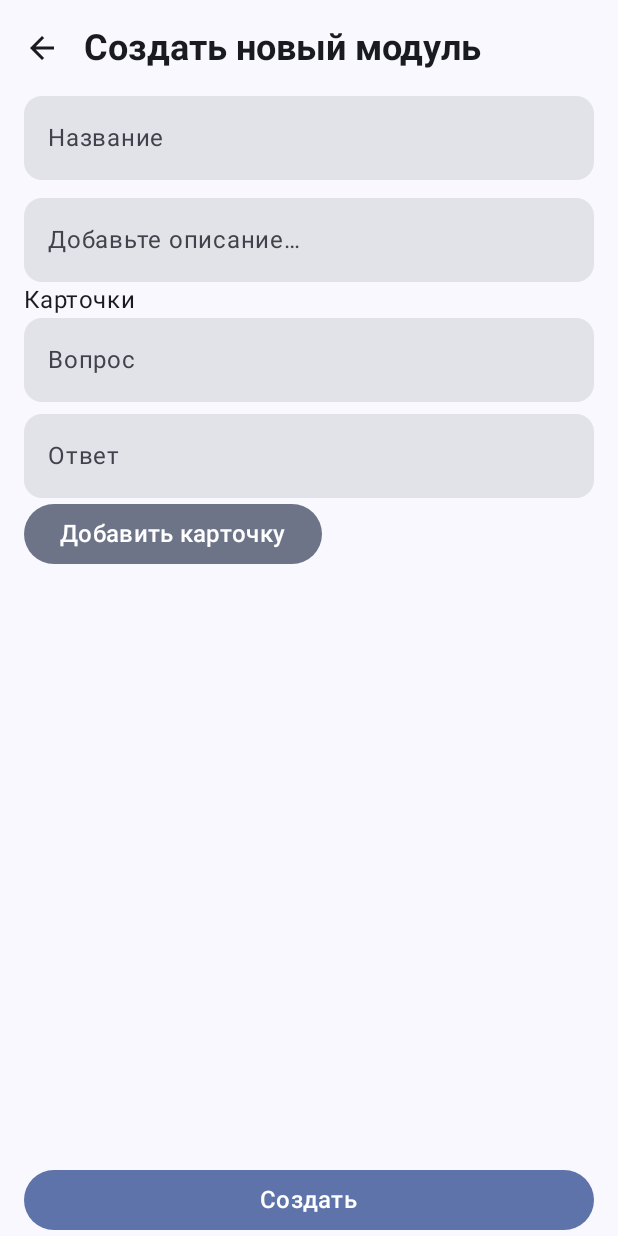
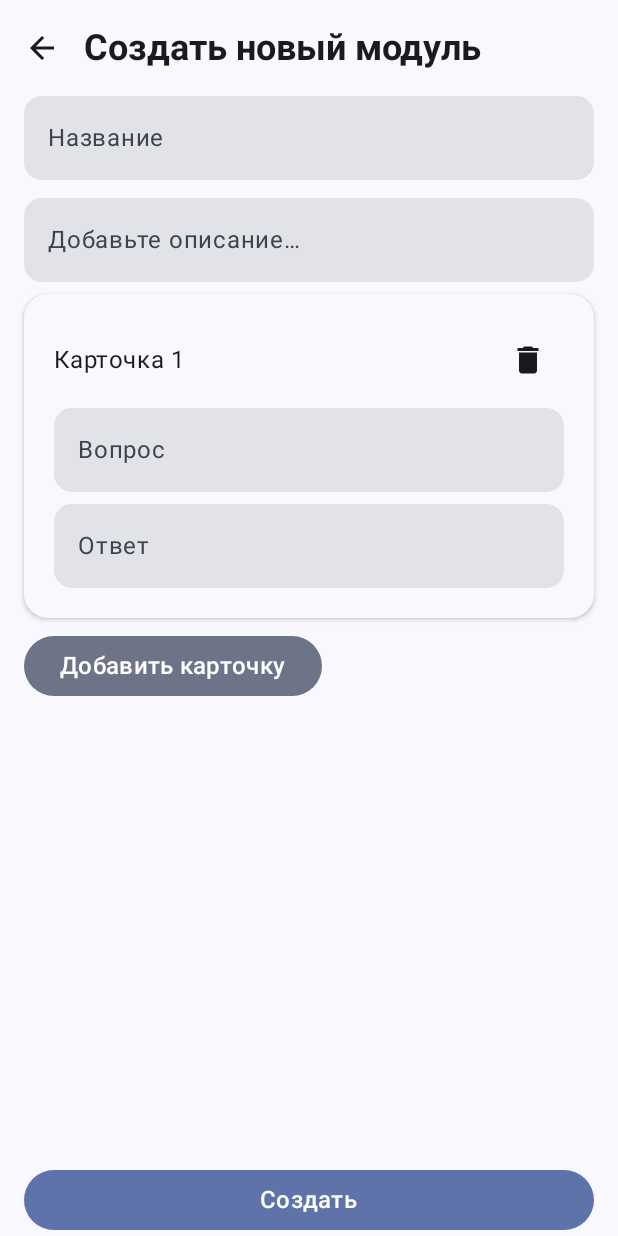
Before and after one commit to Xoka74/t-prep, an Android app built with Jetpack Compose: the CreateModuleScreen screen opened through its navigation route, after a tap on "Добавить карточку", on a phone screen of 412 x 824 dp. Run offline under Robolectric (Android 15) with nearby library versions, the phone set to English and light mode, and no system bars; our stand-ins replace Dagger/Hilt's generated code, Room's generated code; pictures from the network do not load.

Commit message:
Added card creation with backend

```diff
--- a/app/src/main/java/com/shurdev/t_prep/presentation/screens/createModule/CreateModuleScreen.kt
+++ b/app/src/main/java/com/shurdev/t_prep/presentation/screens/createModule/CreateModuleScreen.kt
@@ -22,7 +22,7 @@ import com.shurdev.t_prep.presentation.components.buttons.PrimaryButton
 import com.shurdev.t_prep.presentation.components.layout.DefaultScreenLayout
 import com.shurdev.t_prep.presentation.components.layout.StickyBottomColumn
 import com.shurdev.t_prep.presentation.components.textFields.AppTextField
-import com.shurdev.t_prep.presentation.screens.createModule.components.CardsCreationView
+import com.shurdev.t_prep.presentation.screens.createModule.components.CardsCreationList
 import com.shurdev.t_prep.presentation.screens.createModule.viewModel.CreateModuleViewModel
 import com.shurdev.t_prep.presentation.screens.modules.viewModel.form.ModuleFormValidationError
 
@@ -91,7 +91,9 @@ fun CreateModuleScreen(
                 ),
             )
 
-            CardsCreationView(
+            Spacer(Modifier.height(8.dp))
+
+            CardsCreationList(
                 cards = form.cards,
                 onCardAdd = {
                     viewModel.updateFormData { form ->
@@ -104,6 +106,11 @@ fun CreateModuleScreen(
                             if (cardIndex == index) card else item
                         })
                     }
+                },
+                onCardRemove = { index ->
+                    viewModel.updateFormData { form ->
+                        form.copy(cards = form.cards.filterIndexed { ind, _ -> ind != index })
+                    }
                 }
             )
         }
--- /dev/null
+++ b/app/src/main/java/com/shurdev/t_prep/presentation/screens/createModule/components/CardCreationView.kt
@@ -0,0 +1,86 @@
+package com.shurdev.t_prep.presentation.screens.createModule.components
+
+import androidx.compose.foundation.layout.Column
+import androidx.compose.foundation.layout.Row
+import androidx.compose.foundation.layout.Spacer
+import androidx.compose.foundation.layout.fillMaxWidth
+import androidx.compose.foundation.layout.height
+import androidx.compose.foundation.layout.padding
+import androidx.compose.foundation.shape.RoundedCornerShape
+import androidx.compose.material.icons.Icons
+import androidx.compose.material.icons.filled.Delete
+import androidx.compose.material3.Card
+import androidx.compose.material3.CardDefaults
+import androidx.compose.material3.Icon
+import androidx.compose.material3.IconButton
+import androidx.compose.material3.MaterialTheme
+import androidx.compose.material3.Text
+import androidx.compose.runtime.Composable
+import androidx.compose.ui.Alignment
+import androidx.compose.ui.Modifier
+import androidx.compose.ui.res.stringResource
+import androidx.compose.ui.unit.dp
+import com.shurdev.t_prep.R
+import com.shurdev.t_prep.data.models.CardData
+import com.shurdev.t_prep.presentation.components.textFields.AppTextField
+
+@Composable
+fun CardCreationView(
+    index: Int,
+    card: CardData,
+    onCardChange: (Int, CardData) -> Unit,
+    onCardRemove: (Int) -> Unit,
+) {
+    Card(
+        shape = RoundedCornerShape(16.dp),
+        colors = CardDefaults.cardColors(
+            containerColor = MaterialTheme.colorScheme.surface,
+        ),
+        elevation = CardDefaults.cardElevation(defaultElevation = 2.dp)
+    ) {
+        Column(
+            modifier = Modifier.padding(20.dp),
+        ) {
+            Row(
+                modifier = Modifier.fillMaxWidth(),
+                verticalAlignment = Alignment.CenterVertically,
+            ) {
+                Text("Карточка ${index + 1}")
+                Spacer(Modifier.weight(1f))
+                IconButton(
+                    content = {
+                        Icon(
+                            imageVector = Icons.Filled.Delete,
+                            contentDescription = ""
+                        )
+                    },
+                    onClick = {
+                        onCardRemove(index)
+                    }
+                )
+            }
+
+            Spacer(Modifier.height(8.dp))
+
+            AppTextField(
+                modifier = Modifier.fillMaxWidth(),
+                text = card.question,
+                hint = stringResource(R.string.question),
+                onTextChange = {
+                    onCardChange(index, card.copy(question = it))
+                },
+            )
+
+            Spacer(Modifier.height(8.dp))
+
+            AppTextField(
+                modifier = Modifier.fillMaxWidth(),
+                text = card.answer,
+                hint = stringResource(R.string.answer),
+                onTextChange = {
+                    onCardChange(index, card.copy(answer = it))
+                },
+            )
+        }
+    }
+}
--- /dev/null
+++ b/app/src/main/java/com/shurdev/t_prep/presentation/screens/createModule/components/CardsCreationList.kt
@@ -0,0 +1,39 @@
+package com.shurdev.t_prep.presentation.screens.createModule.components
+
+import androidx.compose.foundation.layout.Arrangement
+import androidx.compose.foundation.layout.Column
+import androidx.compose.foundation.layout.Spacer
+import androidx.compose.foundation.layout.height
+import androidx.compose.runtime.Composable
+import androidx.compose.ui.Modifier
+import androidx.compose.ui.unit.dp
+import com.shurdev.t_prep.data.models.CardData
+import com.shurdev.t_prep.presentation.components.buttons.SecondaryButton
+
+@Composable
+fun CardsCreationList(
+    cards: List<CardData>,
+    onCardAdd: () -> Unit,
+    onCardChange: (Int, CardData) -> Unit,
+    onCardRemove: (Int) -> Unit,
+) {
+    Column(
+        verticalArrangement = Arrangement.spacedBy(8.dp)
+    ) {
+        cards.mapIndexed { index, card ->
+            CardCreationView(
+                index = index,
+                card = card,
+                onCardChange = onCardChange,
+                onCardRemove = onCardRemove,
+            )
+        }
+    }
+
+    Spacer(Modifier.height(8.dp))
+
+    SecondaryButton(
+        "Добавить карточку",
+        onClick = onCardAdd,
+    )
+}
--- a/app/src/main/java/com/shurdev/t_prep/presentation/screens/createModule/components/CardsCreationView.kt
+++ /dev/null
@@ -1,54 +0,0 @@
-package com.shurdev.t_prep.presentation.screens.createModule.components
-
-import androidx.compose.foundation.layout.Column
-import androidx.compose.foundation.layout.Spacer
-import androidx.compose.foundation.layout.fillMaxWidth
-import androidx.compose.foundation.layout.height
-import androidx.compose.material3.Text
-import androidx.compose.runtime.Composable
-import androidx.compose.ui.Modifier
-import androidx.compose.ui.res.stringResource
-import androidx.compose.ui.unit.dp
-import com.shurdev.t_prep.R
-import com.shurdev.t_prep.data.models.CardData
-import com.shurdev.t_prep.presentation.components.buttons.SecondaryButton
-import com.shurdev.t_prep.presentation.components.textFields.AppTextField
-
-@Composable
-fun CardsCreationView(
-    cards: List<CardData>,
-    onCardAdd: () -> Unit,
-    onCardChange: (Int, CardData) -> Unit,
-) {
-    Text("Карточки")
-
-    Column {
-        cards.mapIndexed { index, card ->
-            Column {
-                AppTextField(
-                    modifier = Modifier.fillMaxWidth(),
-                    hint = "Вопрос",
-                    text = card.question,
-                    onTextChange = {
-                        onCardChange(index, card.copy(question = it))
-                    },
-                )
-                Spacer(Modifier.height(8.dp))
-                AppTextField(
-                    modifier = Modifier.fillMaxWidth(),
-                    text = card.answer,
-                    hint = "Ответ",
-                    onTextChange = {
-                        onCardChange(index, card.copy(answer = it))
-                    },
-                )
-            }
-        }
-    }
-
-
-    SecondaryButton(
-        "Добавить карточку",
-        onClick = onCardAdd,
-    )
-}
--- a/app/src/main/java/com/shurdev/t_prep/presentation/screens/modules/components/ModuleCard.kt
+++ b/app/src/main/java/com/shurdev/t_prep/presentation/screens/modules/components/ModuleCard.kt
@@ -51,7 +51,6 @@ fun ModuleCard(
         shape = RoundedCornerShape(16.dp),
         colors = CardDefaults.cardColors(
             containerColor = MaterialTheme.colorScheme.surface,
-//            contentColor = MaterialTheme.colorScheme.onSurface
         ),
         elevation = CardDefaults.cardElevation(defaultElevation = 2.dp)
     ) {
--- a/app/src/main/res/values/strings.xml
+++ b/app/src/main/res/values/strings.xml
@@ -21,4 +21,6 @@
     <string name="required_field">Обязательное поле</string>
     <string name="add_description">Добавьте описание…</string>
     <string name="title">Название</string>
+    <string name="question">Вопрос</string>
+    <string name="answer">Ответ</string>
 </resources>
```
